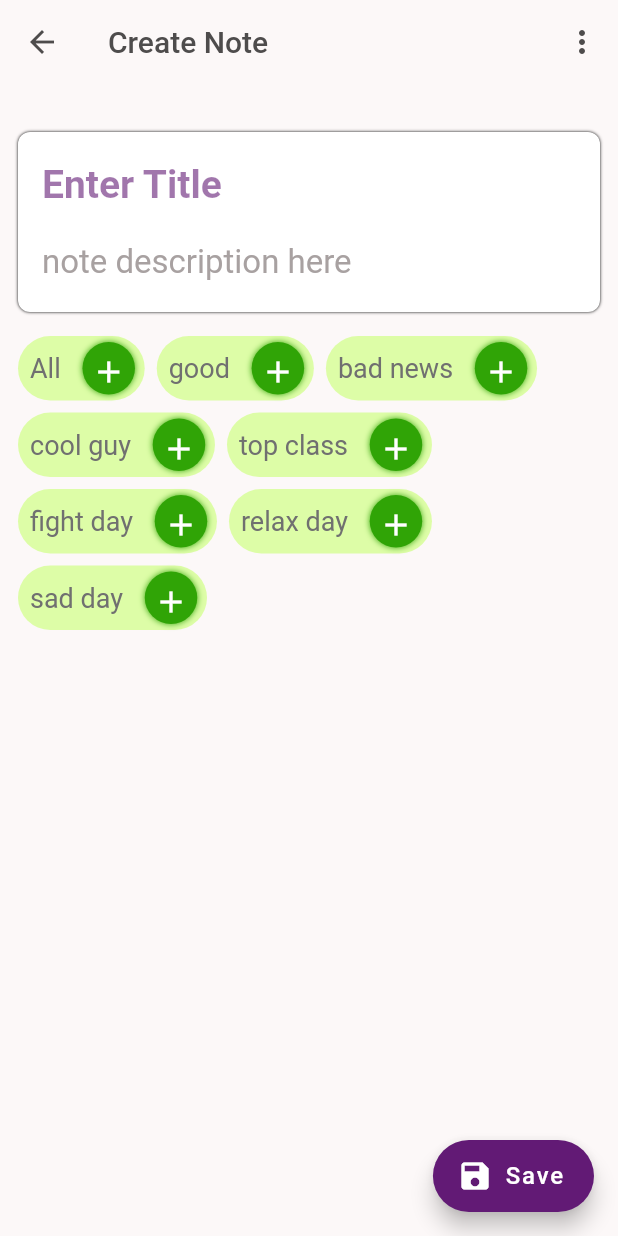
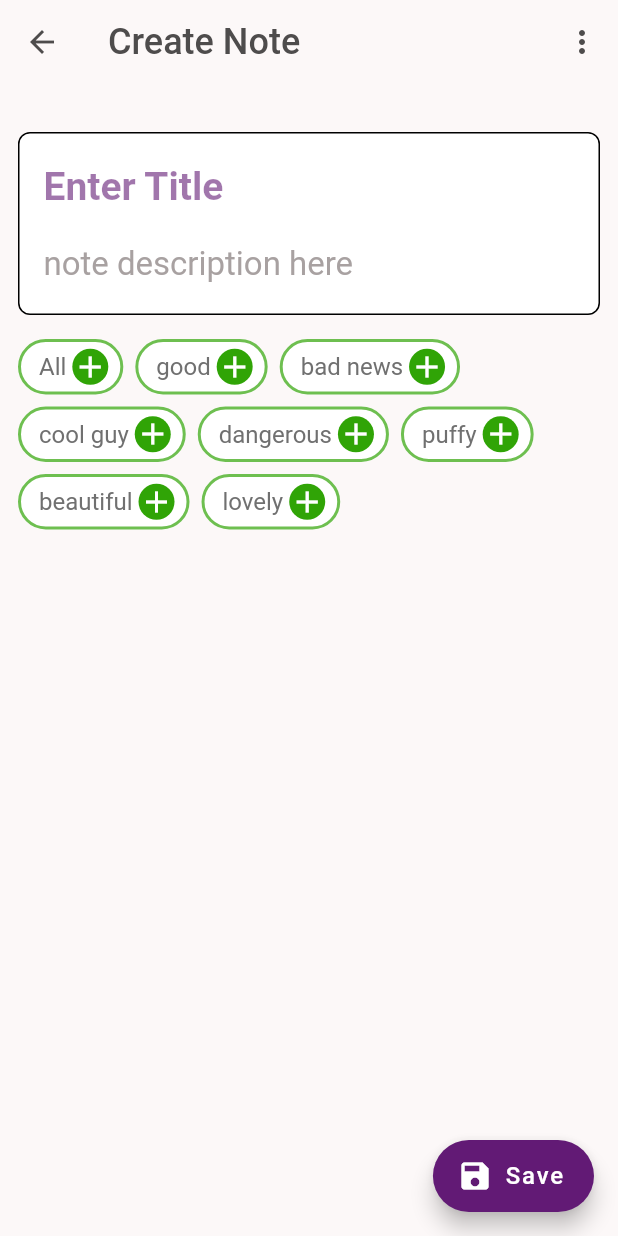
Before and after one commit to AkashDeveloper8758/moomi-reflection, a Flutter app: the screen it shows after launch, after a tap on the "add" icon, on a phone screen of 412 x 824 dp. Run offline on Flutter 3.47's test engine with Material 2 defaults, Android fonts, the phone set to English and light mode, and no system bars; Roboto replaces fonts that are missing (Rubic).

```diff
--- a/lib/custom/list_item.dart
+++ b/lib/custom/list_item.dart
@@ -1,3 +1,5 @@
+import 'dart:ui';
+
 import 'package:flutter/material.dart';
 import 'package:intl/intl.dart';
 import 'package:moomi/custom/custom_colors.dart';
@@ -10,7 +12,6 @@ class ListContainerItem extends StatefulWidget {
     @required this.query,
   }) : super(key: key);
 
-
   final Note note;
   final query;
 
@@ -22,29 +23,29 @@ class _ListContainerItemState extends State<ListContainerItem> {
   @override
   Widget build(BuildContext context) {
     final screenWidth = widget.query.size.width;
-    print(widget.query.size.width);
+      final tagValue = widget.note.tags.values.toList();
     return ConstrainedBox(
       constraints: BoxConstraints(
         maxHeight: 250,
       ),
       child: Container(
         width: double.infinity,
-        padding: EdgeInsets.all(8),
+        padding: EdgeInsets.only(left:0,right:0,top:8),
         margin: EdgeInsets.all(8),
         decoration: BoxDecoration(
           borderRadius: BorderRadius.circular(18),
+          border: Border.all(width: 1, color: Theme.of(context).primaryColor),
           color: Colors.white,
-            boxShadow: [
-              BoxShadow(
-                  color:Colors.black, blurRadius: 2, offset: Offset(1, 1)),
-            ]),
+        ),
         // color: Colors.blue,
         child: LayoutBuilder(
           builder: (ctx, constraints) {
             return Column(
               mainAxisSize: MainAxisSize.min,
               children: <Widget>[
-                Row(
+                Container(
+                  padding: EdgeInsets.symmetric(horizontal: 8),
+                  child: Row(
                     mainAxisAlignment: MainAxisAlignment.spaceBetween,
                     crossAxisAlignment: CrossAxisAlignment.start,
                     // mainAxisSize: MainAxisSize.min,
@@ -107,7 +108,6 @@ class _ListContainerItemState extends State<ListContainerItem> {
                                 ),
                               ),
                             ),
-                          // Expanded(
                             Container(
                               height: constraints.maxHeight * .6,
                               child: ListView.builder(
@@ -125,7 +125,7 @@ class _ListContainerItemState extends State<ListContainerItem> {
                                               borderRadius:
                                                   BorderRadius.circular(4)),
                                           child: Text(
-                                          widget.note.tags[item],
+                                            tagValue[item],
                                             style: TextStyle(
                                               fontSize: 16,
                                               color: MyColors.textDark,
@@ -143,10 +143,11 @@ class _ListContainerItemState extends State<ListContainerItem> {
                       )
                     ],
                   ),
-                // ),
+                ),
                 Container(
-                    decoration: BoxDecoration(color:Theme.of(context).primaryColor.withOpacity(.1),
-                    borderRadius: BorderRadius.circular(16)),
+                  decoration: BoxDecoration(
+                      color: MyColors.textMedium,
+                      borderRadius: BorderRadius.only(bottomLeft: Radius.circular(18),bottomRight: Radius.circular(18))),
                   alignment: Alignment.centerLeft,
                   height: constraints.maxHeight * .2,
                   child: Row(
@@ -158,13 +159,16 @@ class _ListContainerItemState extends State<ListContainerItem> {
                         icon: Icon(
                           Icons.alarm,
                           size: 36,
+                          color: Colors.white,
                         ),
-                        onPressed: () {}, // tag on pressed function
+                        onPressed: () {},
                         color: MyColors.greenCustom,
                       ),
                       Text(
-                        widget.note.reminderTime == null?'no reminder':widget.note.reminderTime,
-                        style: TextStyle(fontSize: 18),
+                        widget.note.reminderTime == null
+                            ? 'no reminder'
+                            : widget.note.reminderTime,
+                        style: TextStyle(fontSize: 18,color:Colors.white),
                       )
                     ],
                   ),
--- a/lib/custom/tags.dart
+++ b/lib/custom/tags.dart
@@ -2,8 +2,10 @@ import 'package:flutter/material.dart';
 import 'package:moomi/custom/custom_colors.dart';
 
 class Tags extends StatefulWidget {
-  final String text;
-  Tags(this.text);
+  final String tagName, tagId;
+  final Function getTag;
+  final bool isSelected;
+  Tags({this.tagName, this.tagId, this.getTag,this.isSelected});
 
   @override
   _TagsState createState() => _TagsState();
@@ -11,45 +13,52 @@ class Tags extends StatefulWidget {
 
 class _TagsState extends State<Tags> {
   bool taped = false;
+  bool check = true;
 
-  _taped() {
+  _tapedState(String tagValue, String tagId) {
     setState(() {
       taped = !taped;
+      // print('<STATE CHANGE TAPS>: $taped');
+      widget.getTag(tagValue, tagId);
+      //   print('tag:tag added : $tagValue');
     });
+
   }
 
   @override
   Widget build(BuildContext context) {
+    if(check){
+    taped = widget.isSelected;
+    check = false;
+    }
+
     return Container(
-      padding: EdgeInsets.only(left: 8, top: 4, bottom: 4, right: 0),
+      padding: EdgeInsets.only(top: 4, bottom: 4, left: 12, right: 8),
       decoration: BoxDecoration(
-          color: Theme.of(context).accentColor.withOpacity(.7),
+          color: taped ? Theme.of(context).primaryColor.withOpacity(.8) : Colors.white,
+          border: Border.all(width: taped?1:2, color: taped?Theme.of(context).primaryColor:MyColors.greenCustom.withOpacity(.7)),
           borderRadius: BorderRadius.circular(28)),
       child: Row(
         mainAxisSize: MainAxisSize.min,
         children: <Widget>[
           Text(
-            widget.text,
-            style: TextStyle(color: MyColors.textMedium, fontSize: 18),
+            widget.tagName,
+            style: TextStyle(color: taped?Colors.white:MyColors.textMedium, fontSize: 16),
           ),
-          Container(
-            margin: EdgeInsets.only(left: 8),
-            height: 35,
-            alignment: Alignment.center,
-            decoration: BoxDecoration(
+          GestureDetector(
+            onTap: ()=> _tapedState(widget.tagName, widget.tagId),
+                      child: Container(
+              height: 25,
+              margin: EdgeInsets.only(left: 4),
+              decoration: BoxDecoration(
                 shape: BoxShape.circle,
-                color: taped?Theme.of(context).primaryColor:MyColors.greenCustom,
-                boxShadow: [
-                  BoxShadow(blurRadius: 3, color:taped?Theme.of(context).primaryColor:MyColors.greenCustom)
-                ]),
-            child: IconButton(
-              iconSize: 24,
-              // alignment: Alignment.topCenter,
-              icon: Icon(
-                taped?Icons.remove:Icons.add,
-                color: Colors.white,
+                color:
+                    taped ? Colors.red.withOpacity(1) : MyColors.greenCustom,
               ),
-              onPressed: _taped,
+              child: Icon(
+                  taped ? Icons.remove : Icons.add,
+                  color: Colors.white,
+                ),
             ),
           ),
         ],
--- a/lib/models/note.dart
+++ b/lib/models/note.dart
@@ -4,7 +4,7 @@ class Note {
   final String id;
   final String title;
   final String description;
-  final List<String> tags;
+  final Map<String, String> tags;
   final DateTime date;
   final String reminderTime;
   Note({
@@ -19,21 +19,23 @@ class Note {
 
 class GenData {
   final String userName;
-  final List<String> tags;
+  final Map<String, String> tags;
   GenData({this.userName, this.tags});
 }
 
-final GenData generalData = GenData(tags: [
-  'All',
-  'good',
-  'bad news',
-  'cool guy',
-  'top class',
-  'fight day',
-  'relax day',
-  'sad day'
-], userName: 'akash');
-
+final GenData generalData = GenData(
+  tags: {
+    '1': 'All',
+    '2': 'good',
+    '3': 'bad news',
+    '4': 'cool guy',
+    '5': 'dangerous',
+    '6': 'puffy',
+    '7': 'beautiful',
+    '8': 'lovely',
+  },
+  userName: 'akash',
+);
 
 final List<Note> userNotes = [
   Note(
@@ -43,8 +45,11 @@ final List<Note> userNotes = [
         'this is my best day ever, i had spent my day with my grandparents in park,and like ia am playing with my friend like sam dam pan and folkeor with cruse and mission impossible',
     title: 'One of the best day',
     reminderTime: '18 mar, 8:00pm',
-    tags: ['nice', 'happiest', 'preety', 'cool', 'amazing'],
+    tags: {
+    '5': 'dangerous',
+    '6': 'puffy',
+    '7': 'beautiful',
+    '8': 'lovely',
+  },
   ),
-
-
 ];
--- a/lib/screens/edit_new_creen.dart
+++ b/lib/screens/edit_new_creen.dart
@@ -17,79 +17,130 @@ class NewEditScreen extends StatefulWidget {
 class _NewEditScreenState extends State<NewEditScreen> {
   final _titleController = TextEditingController();
   final _descriptionController = TextEditingController();
-  DateTime _selectedDate;
+  // DateTime _selectedDate;
+  Map<String, String> tagsListItems = {};
+  var check = false;
+  var noteItem;
+  var updateMode = false;
+
+  @override
+  void didChangeDependencies() {
+    if (!check) {
+      final routeData = ModalRoute.of(context).settings.arguments as int;
+      noteItem = routeData;
+      if (noteItem != null) {
+        var myNote = userNotes[noteItem];
+        tagsListItems.addAll(myNote.tags);
+        _titleController.text = myNote.title;
+        _descriptionController.text = myNote.description;
+        updateMode = true;
+      }
+      tagList(); //calling tagList from didChangeDependencies
+      super.didChangeDependencies();
+      check = true;
+    }
+  }
+
+  void _getSelectedTags(String tag, String tagId) {
+    if (tagsListItems.containsKey(tagId))
+      tagsListItems.remove(tagId);
+    else
+      tagsListItems.addAll({
+        tagId: tag,
+      });
+
+    // print('tag list : $tagsListItems');
+  }
 
   final List<Widget> tagsWidgetList = [];
 
   void tagList() {
-    generalData.tags
-        .map(
-          (item) => {
-            //  print('item: $item'),
-            tagsWidgetList.add(
-              Tags(item),
-            ),
+    var tempTagsItems = [];
+    if (tagsListItems.isNotEmpty) {
+      tagsListItems.forEach((k, v) => {
+            tempTagsItems.add(k),
+            tagsWidgetList.add(Tags(
+              tagName: v,
+              tagId: k,
+              getTag: _getSelectedTags,
+              isSelected: true,
+            )),
+            // print('temp tags items : $tempTagsItems')
+          });
+    }
+    generalData.tags.forEach((k, v) => {
+          if (!tempTagsItems.contains(k))
+            {
+              tempTagsItems.add(k),
+              tagsWidgetList.add(Tags(
+                tagName: v,
+                tagId: k,
+                getTag: _getSelectedTags,
+                isSelected: false,
+              )),
             },
-        )
-        .toList();
-  }
 
-  @override
-  void initState() {
-    print('calling tagList');
-    tagList();
-    super.initState();
+        });
   }
 
   void _submitData() {
-    // if (_descriptionController.text.isEmpty) {
-    //   return;
-    // }
+    if (_descriptionController.text.isEmpty) {
+      return;
+    }
     final enterdTitle = _titleController.text;
     final enterdDiscription = _descriptionController.text;
 
     if (enterdTitle.isEmpty || enterdDiscription.isEmpty) {
       return;
     }
+    if (tagsListItems == null) tagsListItems = {'X': 'X'};
+    if (updateMode) {
+      userNotes[noteItem] = Note(
+        date: DateTime.now(),
+        title: enterdTitle,
+        description: enterdDiscription,
+        tags: tagsListItems,
+        reminderTime: null,
+        id: DateTime.now().toIso8601String(),
+      );
+
+    } else {
       userNotes.add(
         Note(
             date: DateTime.now(),
             title: enterdTitle,
             description: enterdDiscription,
-          tags: [
-            'bad news',
-            'cool guy',
-            'top class',
-            'fight day',
-          ],
+            tags: tagsListItems,
             reminderTime: null,
             id: DateTime.now().toIso8601String()),
       );
+
+    }
     Navigator.of(context).pop();
   }
 
-  void _presentDatePicker() async {
-    final pickedDate = await showDatePicker(
-      context: context,
-      initialDate: DateTime.now(),
-      firstDate: DateTime(2019),
-      lastDate: DateTime.now(),
-    );
-    if (pickedDate == null) {
-      return;
-    }
-    setState(() {
-      _selectedDate = pickedDate;
-    });
-  }
+  // void _presentDatePicker() async {
+  //   final pickedDate = await showDatePicker(
+  //     context: context,
+  //     initialDate: DateTime.now(),
+  //     firstDate: DateTime(2019),
+  //     lastDate: DateTime.now(),
+  //   );
+  //   if (pickedDate == null) {
+  //     return;
+  //   }
+  //   setState(() {
+  //     _selectedDate = pickedDate;
+  //   });
+  // }
 
   @override
   Widget build(BuildContext context) {
     return Scaffold(
       appBar: AppBar(
         title: Text(
-          'Create Note',
-          style: TextStyle(color: MyColors.textDark),
+          updateMode ? 'Update Note' : 'Create Note',
+          style: TextStyle(color: MyColors.textDark, fontSize: 24),
         ),
         backgroundColor: MyColors.customBackgound,
         elevation: 0,
@@ -108,10 +159,7 @@ class _NewEditScreenState extends State<NewEditScreen> {
             margin: EdgeInsets.only(top: 20),
             decoration: BoxDecoration(
                 color: Colors.white,
-                boxShadow: [
-                  BoxShadow(
-                      blurRadius: 1, color: Colors.black, offset: Offset(0, 0))
-                ],
+                border: Border.all(width: 1, color: Colors.black),
                 borderRadius: BorderRadius.circular(8)),
             padding: EdgeInsets.symmetric(horizontal: 16, vertical: 8),
             child: Column(
@@ -160,36 +208,10 @@ class _NewEditScreenState extends State<NewEditScreen> {
           ),
           Container(
             margin: EdgeInsets.only(top: 16),
-            child: Column(
-              mainAxisSize: MainAxisSize.min,
-              crossAxisAlignment: CrossAxisAlignment.start,
-              children: <Widget>[
-                Wrap(
+            child: Wrap(
               spacing: 8,
               runSpacing: 8,
               children: tagsWidgetList,
-                ),
-                // Column(
-                //   children: <Widget>[
-                //     Text(
-                //       _selectedDate == null
-                //           ? 'No Date Chosen!'
-                //           : 'Picked Date: ${DateFormat.yMd().format(_selectedDate)}',
-                //     ),
-                //     FlatButton(
-                //       color: Theme.of(context).primaryColor,
-                //       textColor: Colors.white,
-                //       child: Text(
-                //         'Choose Date',
-                //         style: TextStyle(
-                //           fontWeight: FontWeight.bold,
-                //         ),
-                //       ),
-                //       onPressed: _presentDatePicker,
-                //     ),
-                //   ],
-                // ),
-              ],
             ),
           )
         ],
--- a/lib/screens/home.dart
+++ b/lib/screens/home.dart
@@ -4,7 +4,6 @@ import 'package:moomi/custom/list_item.dart';
 import '../screens/edit_new_creen.dart';
 import '../custom/custom_colors.dart';
 import '../models/note.dart';
-import '../custom/list_container.dart';
 
 class Home extends StatefulWidget {
   @override
@@ -122,16 +121,24 @@ class _HomeState extends State<Home> {
             SliverList(
               delegate: SliverChildBuilderDelegate(
                 (ctx, items) {
-                  print('total count: $items');
-                  return ListContainerItem(
-                    note: userNotes[items],
-                    query: mediaQuery,
-                    key: ValueKey(userNotes[items].id),
+                  // print('total count: $items');
+                  return GestureDetector(
+                    onTap: () {
+                      Navigator.of(context).push(MaterialPageRoute(
+                        builder: (cts) => NewEditScreen(),
+                        settings: RouteSettings(arguments: items)
+                      ));
+                    },
+                    child: ListContainerItem(
+                      note: userNotes[items],
+                      query: mediaQuery,
+                      key: ValueKey(userNotes[items].id),
+                    ),
                   );
                 },
                 childCount: userNotes.length,
               ),
-            )
+            ),
           ],
         ),
         floatingActionButton: FloatingActionButton(
```
Lines whose indentation alone changed are shown as unchanged.
